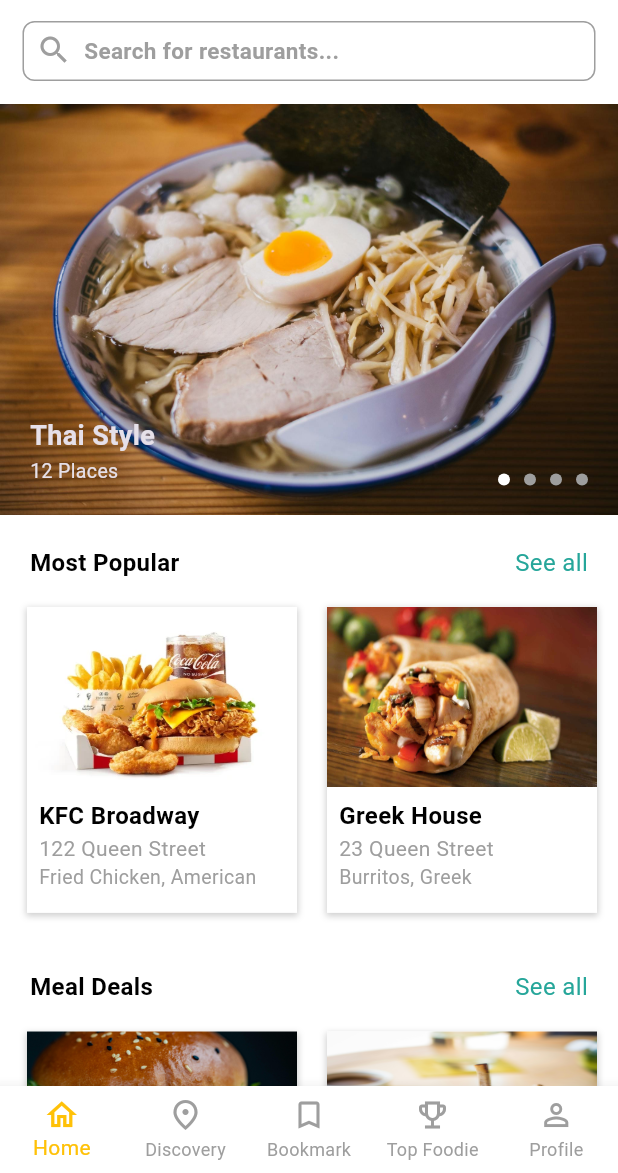
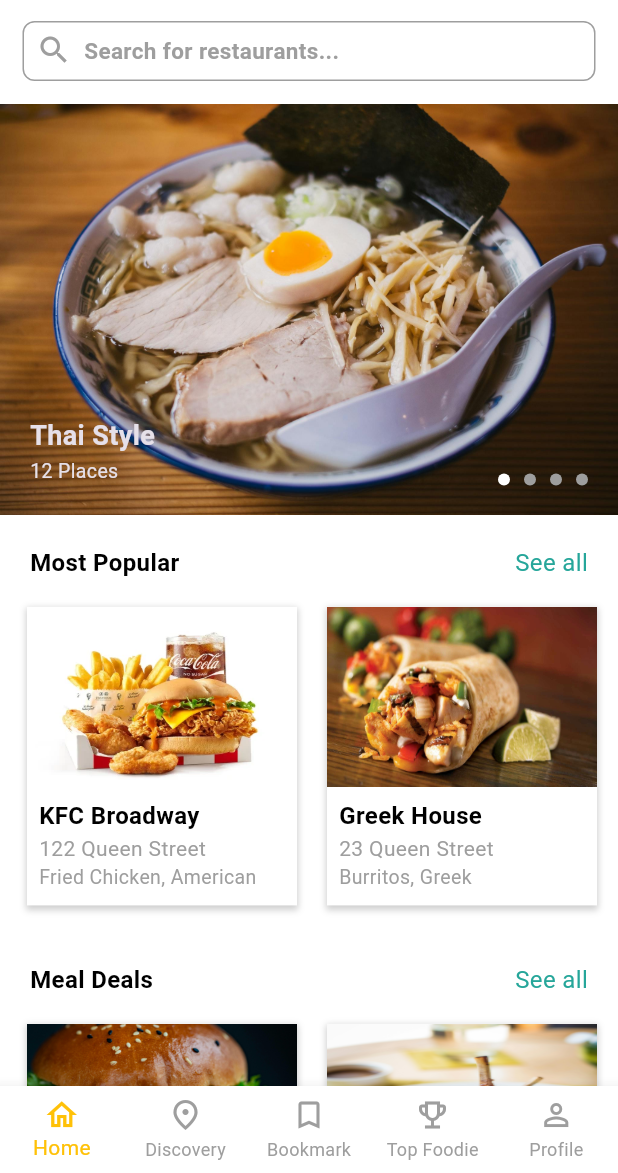
Before and after one commit to kevinwijaya1208/flutter_uts_ambw_c14210124, a Flutter app: the screen it shows after launch, on a phone screen of 412 x 824 dp, the part 63-1236 px from its top. Run offline on Flutter 3.47's test engine with Material 3 defaults, Android fonts, the phone set to English and light mode, and no system bars.

Commit message:
perbaiki padding

```diff
--- a/lib/home.dart
+++ b/lib/home.dart
@@ -223,7 +223,7 @@ class _HomeState extends State<Home> {
               ),
             ),
             SizedBox(
-              height: 240,
+              height: 235,
               child: ListView.builder(
                 padding: const EdgeInsets.all(8.0),
                 itemCount: _title.length,
@@ -266,7 +266,7 @@ class _HomeState extends State<Home> {
               ),
             ),
             SizedBox(
-              height: 240,
+              height: 235,
               child: ListView.builder(
                 padding: const EdgeInsets.all(8.0),
                 itemCount: _title.length,
```
